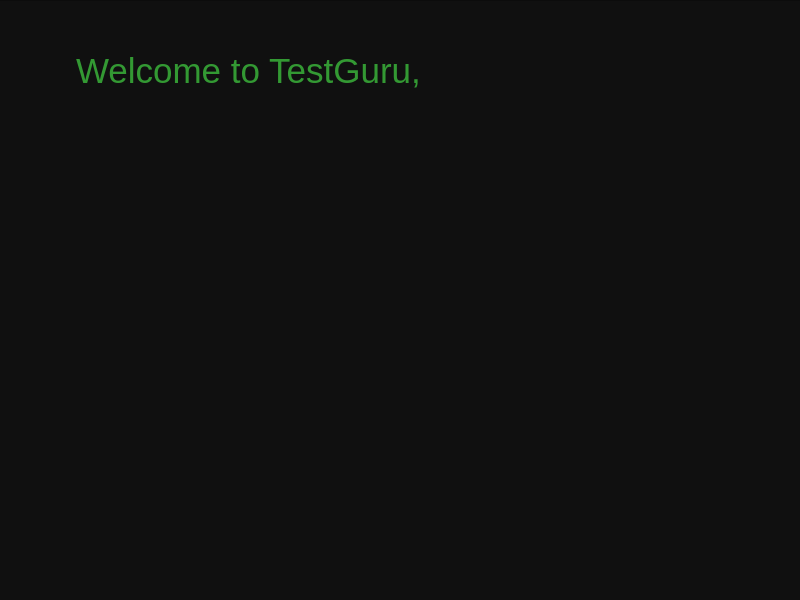
First picture: the form in TestGuru.ui, repository KebabJoy/TestGuru-COURSE_WORK-, before the edit.
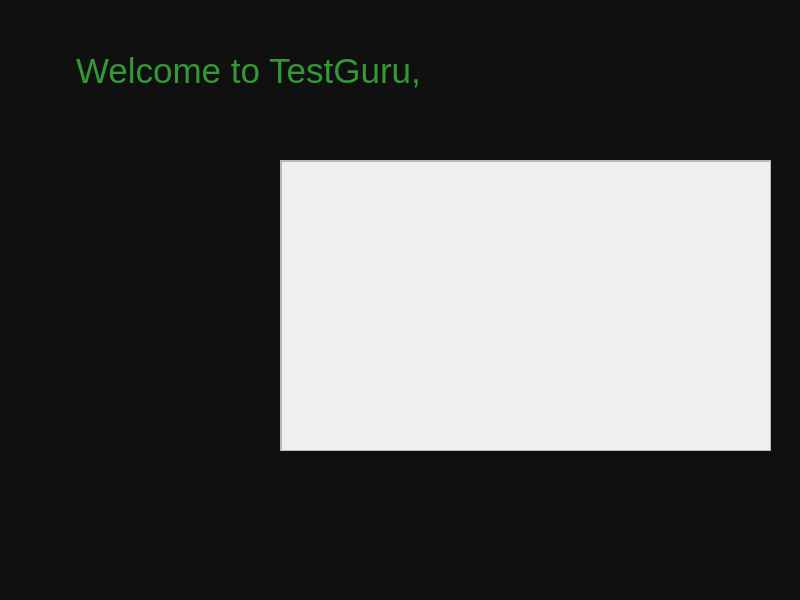
Second picture: the form after the edit. The open tabs and pages were chosen to show the change.

Commit message: dynamic buttons

```diff
--- a/TestGuru.ui
+++ b/TestGuru.ui
@@ -379,6 +379,59 @@
         <string/>
        </property>
       </widget>
+      <widget class="QFrame" name="frame_4">
+       <property name="geometry">
+        <rect>
+         <x>290</x>
+         <y>160</y>
+         <width>491</width>
+         <height>291</height>
+        </rect>
+       </property>
+       <property name="styleSheet">
+        <string notr="true">background: #f0f0f0;
+</string>
+       </property>
+       <property name="frameShape">
+        <enum>QFrame::StyledPanel</enum>
+       </property>
+       <property name="frameShadow">
+        <enum>QFrame::Raised</enum>
+       </property>
+       <widget class="QScrollArea" name="scrollArea">
+        <property name="geometry">
+         <rect>
+          <x>0</x>
+          <y>0</y>
+          <width>491</width>
+          <height>291</height>
+         </rect>
+        </property>
+        <property name="widgetResizable">
+         <bool>true</bool>
+        </property>
+        <widget class="QWidget" name="scrollAreaWidgetContents">
+         <property name="geometry">
+          <rect>
+           <x>0</x>
+           <y>0</y>
+           <width>489</width>
+           <height>289</height>
+          </rect>
+         </property>
+         <widget class="QTableView" name="tableView">
+          <property name="geometry">
+           <rect>
+            <x>0</x>
+            <y>0</y>
+            <width>491</width>
+            <height>291</height>
+           </rect>
+          </property>
+         </widget>
+        </widget>
+       </widget>
+      </widget>
      </widget>
     </widget>
    </widget>
```
The commit also changes 6 other files.
